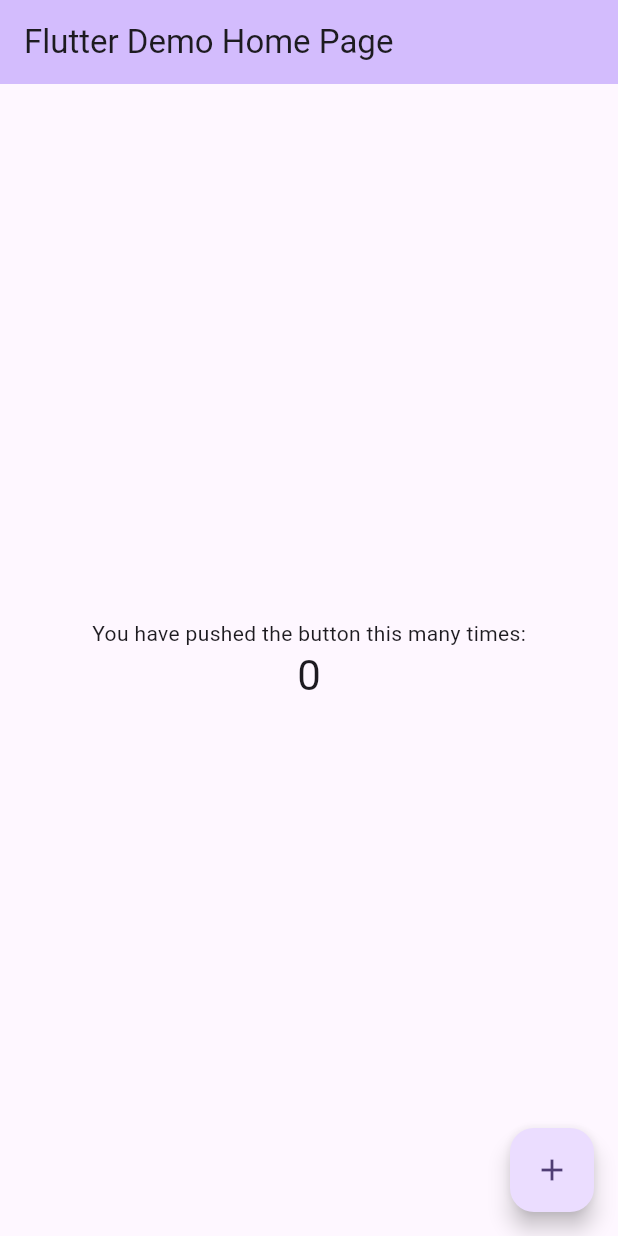
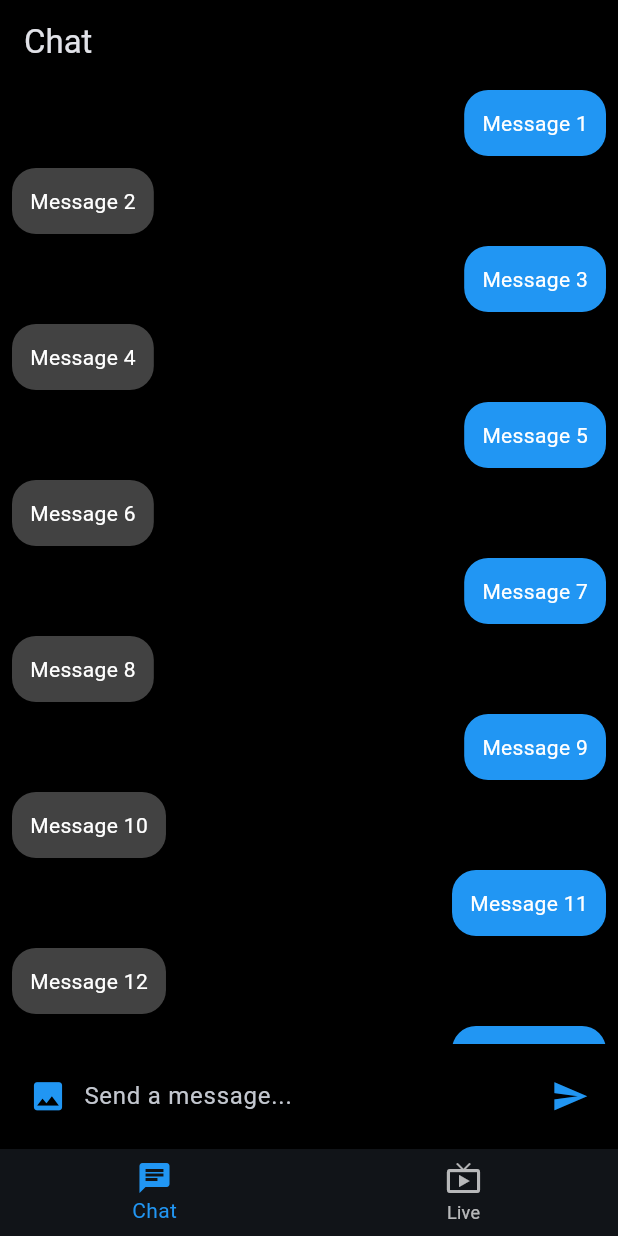
Before and after one commit to could-ai/019a4e39-9071-7c17-95de-f2309a5ae96a, a Flutter app: the screen it shows after launch, on a phone screen of 412 x 824 dp. Run offline on Flutter 3.47's test engine with Material 3 defaults, Android fonts, the phone set to English and light mode, and no system bars.

Commit message:
I have updated the main.dart file to set up the basic structure of the application. I've replaced the default counter app with a new HomeScreen widget, which will serve as the main entry point. Additionally, I've configured a dark theme for the app to give it a modern look and feel, with blue as the primary accent color. The debug banner has also been removed.; I've created a new home_screen.dart file to manage the main navigation of the app. This screen features a BottomNavigationBar that allows users to switch between the 'Chat' and 'Live' sections. The body of the screen dynamically changes to display the selected screen, providing a seamless user experience for navigating the app's core features.; I've created a new chat_screen.dart file to build the user interface for the chat feature. This screen includes a list view to display messages in a conversational format, distinguishing between sent and received messages. At the bottom, there's a message composer with a text field and send button, providing a familiar and intuitive chat experience. This is a foundational UI that can be expanded with real-time chat functionality.; I've created a new live_screen.dart file to establish the UI for the live streaming feature. This screen includes a placeholder for the video stream and an overlay with common interactive elements like user information, action buttons (like, comment, share), and a comment input field. This design provides a solid foundation for building out a fully functional live streaming experience.

```diff
--- a/usr/lib/main.dart
+++ b/usr/lib/main.dart
@@ -1,4 +1,5 @@
 import 'package:flutter/material.dart';
+import 'package:couldai_user_app/screens/home_screen.dart';
 
 void main() {
   runApp(const MyApp());
@@ -7,114 +8,25 @@ void main() {
 class MyApp extends StatelessWidget {
   const MyApp({super.key});
 
-  // This widget is the root of your application.
   @override
   Widget build(BuildContext context) {
     return MaterialApp(
-      title: 'Flutter Demo',
+      title: 'Chat & Live App',
       debugShowCheckedModeBanner: false,
       theme: ThemeData(
-        // This is the theme of your application.
-        //
-        // TRY THIS: Try running your application with "flutter run". You'll see
-        // the application has a purple toolbar. Then, without quitting the app,
-        // try changing the seedColor in the colorScheme below to Colors.green
-        // and then invoke "hot reload" (save your changes or press the "hot
-        // reload" button in a Flutter-supported IDE, or press "r" if you used
-        // the command line to start the app).
-        //
-        // Notice that the counter didn't reset back to zero; the application
-        // state is not lost during the reload. To reset the state, use hot
-        // restart instead.
-        //
-        // This works for code too, not just values: Most code changes can be
-        // tested with just a hot reload.
-        colorScheme: ColorScheme.fromSeed(seedColor: Colors.deepPurple),
+        brightness: Brightness.dark,
+        primaryColor: Colors.blue,
+        colorScheme: ColorScheme.fromSeed(
+          seedColor: Colors.blue,
+          brightness: Brightness.dark,
+        ),
+        scaffoldBackgroundColor: Colors.black,
+        appBarTheme: const AppBarTheme(
+          backgroundColor: Colors.black,
+          elevation: 0,
+        ),
       ),
-      home: const MyHomePage(title: 'Flutter Demo Home Page'),
+      home: const HomeScreen(),
     );
   }
 }
-
-class MyHomePage extends StatefulWidget {
-  const MyHomePage({super.key, required this.title});
-
-  // This widget is the home page of your application. It is stateful, meaning
-  // that it has a State object (defined below) that contains fields that affect
-  // how it looks.
-
-  // This class is the configuration for the state. It holds the values (in this
-  // case the title) provided by the parent (in this case the App widget) and
-  // used by the build method of the State. Fields in a Widget subclass are
-  // always marked "final".
-
-  final String title;
-
-  @override
-  State<MyHomePage> createState() => _MyHomePageState();
-}
-
-class _MyHomePageState extends State<MyHomePage> {
-  int _counter = 0;
-
-  void _incrementCounter() {
-    setState(() {
-      // This call to setState tells the Flutter framework that something has
-      // changed in this State, which causes it to rerun the build method below
-      // so that the display can reflect the updated values. If we changed
-      // _counter without calling setState(), then the build method would not be
-      // called again, and so nothing would appear to happen.
-      _counter++;
-    });
-  }
-
-  @override
-  Widget build(BuildContext context) {
-    // This method is rerun every time setState is called, for instance as done
-    // by the _incrementCounter method above.
-    //
-    // The Flutter framework has been optimized to make rerunning build methods
-    // fast, so that you can just rebuild anything that needs updating rather
-    // than having to individually change instances of widgets.
-    return Scaffold(
-      appBar: AppBar(
-        // TRY THIS: Try changing the color here to a specific color (to
-        // Colors.amber, perhaps?) and trigger a hot reload to see the AppBar
-        // change color while the other colors stay the same.
-        backgroundColor: Theme.of(context).colorScheme.inversePrimary,
-        // Here we take the value from the MyHomePage object that was created by
-        // the App.build method, and use it to set our appbar title.
-        title: Text(widget.title),
-      ),
-      body: Center(
-        // Center is a layout widget. It takes a single child and positions it
-        // in the middle of the parent.
-        child: Column(
-          // Column is also a layout widget. It takes a list of children and
-          // arranges them vertically. By default, it sizes itself to fit its
-          // children horizontally, and tries to be as tall as its parent.
-          //
-          // Column has various properties to control how it sizes itself and
-          // how it positions its children. Here we use mainAxisAlignment to
-          // center the children vertically; the main axis here is the vertical
-          // axis because Columns are vertical (the cross axis would be
-          // horizontal).
-          //
-          // TRY THIS: Invoke "debug painting" (choose the "Toggle Debug Paint"
-          // action in the IDE, or press "p" in the console), to see the
-          // wireframe for each widget.
-          mainAxisAlignment: MainAxisAlignment.center,
-          children: <Widget>[
-            const Text('You have pushed the button this many times:'),
-            Text('$_counter', style: Theme.of(context).textTheme.headlineMedium),
-          ],
-        ),
-      ),
-      floatingActionButton: FloatingActionButton(
-        onPressed: _incrementCounter,
-        tooltip: 'Increment',
-        child: const Icon(Icons.add),
-      ), // This trailing comma makes auto-formatting nicer for build methods.
-    );
-  }
-}
--- /dev/null
+++ b/usr/lib/screens/chat_screen.dart
@@ -0,0 +1,74 @@
+import 'package:flutter/material.dart';
+
+class ChatScreen extends StatelessWidget {
+  const ChatScreen({super.key});
+
+  @override
+  Widget build(BuildContext context) {
+    return Scaffold(
+      appBar: AppBar(
+        title: const Text('Chat'),
+      ),
+      body: Column(
+        children: [
+          Expanded(
+            child: ListView.builder(
+              itemCount: 20,
+              itemBuilder: (context, index) {
+                final isMe = index % 2 == 0;
+                return Align(
+                  alignment: isMe ? Alignment.centerRight : Alignment.centerLeft,
+                  child: Container(
+                    margin: const EdgeInsets.symmetric(vertical: 4, horizontal: 8),
+                    padding: const EdgeInsets.all(12),
+                    decoration: BoxDecoration(
+                      color: isMe ? Colors.blue : Colors.grey[800],
+                      borderRadius: BorderRadius.circular(16),
+                    ),
+                    child: Text(
+                      'Message ${index + 1}',
+                      style: const TextStyle(color: Colors.white),
+                    ),
+                  ),
+                );
+              },
+            ),
+          ),
+          _buildMessageComposer(),
+        ],
+      ),
+    );
+  }
+
+  Widget _buildMessageComposer() {
+    return Container(
+      padding: const EdgeInsets.symmetric(horizontal: 8.0),
+      height: 70.0,
+      color: Colors.black,
+      child: Row(
+        children: <Widget>[
+          IconButton(
+            icon: const Icon(Icons.photo),
+            iconSize: 25.0,
+            color: Colors.blue,
+            onPressed: () {},
+          ),
+          const Expanded(
+            child: TextField(
+              textCapitalization: TextCapitalization.sentences,
+              decoration: InputDecoration.collapsed(
+                hintText: 'Send a message...',
+              ),
+            ),
+          ),
+          IconButton(
+            icon: const Icon(Icons.send),
+            iconSize: 25.0,
+            color: Colors.blue,
+            onPressed: () {},
+          ),
+        ],
+      ),
+    );
+  }
+}
--- /dev/null
+++ b/usr/lib/screens/home_screen.dart
@@ -0,0 +1,49 @@
+import 'package:flutter/material.dart';
+import 'package:couldai_user_app/screens/chat_screen.dart';
+import 'package:couldai_user_app/screens/live_screen.dart';
+
+class HomeScreen extends StatefulWidget {
+  const HomeScreen({super.key});
+
+  @override
+  State<HomeScreen> createState() => _HomeScreenState();
+}
+
+class _HomeScreenState extends State<HomeScreen> {
+  int _selectedIndex = 0;
+
+  static final List<Widget> _widgetOptions = <Widget>[
+    const ChatScreen(),
+    const LiveScreen(),
+  ];
+
+  void _onItemTapped(int index) {
+    setState(() {
+      _selectedIndex = index;
+    });
+  }
+
+  @override
+  Widget build(BuildContext context) {
+    return Scaffold(
+      body: Center(
+        child: _widgetOptions.elementAt(_selectedIndex),
+      ),
+      bottomNavigationBar: BottomNavigationBar(
+        items: const <BottomNavigationBarItem>[
+          BottomNavigationBarItem(
+            icon: Icon(Icons.chat),
+            label: 'Chat',
+          ),
+          BottomNavigationBarItem(
+            icon: Icon(Icons.live_tv),
+            label: 'Live',
+          ),
+        ],
+        currentIndex: _selectedIndex,
+        selectedItemColor: Colors.blue,
+        onTap: _onItemTapped,
+      ),
+    );
+  }
+}
```
Also changed, not shown: usr/lib/screens/live_screen.dart (added, +116 -0 lines).
